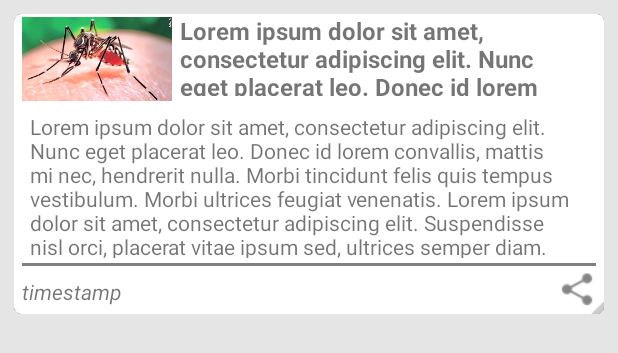
After one commit to Hongyuanli/CS3892016team4, an Android app: the layout cardview_news.xml on its own in the app's theme, with its tools: preview values and no code run, on a phone screen of 412 x 824 dp. The commit adds this screen. Shown: the top 353 px of the screen. Run offline under Robolectric (Android 15) with nearby library versions, the phone set to English and light mode, and no system bars.

Commit message:
Created a CardView for news and implemented RecyclerView for news

```diff
--- a/app/build.gradle
+++ b/app/build.gradle
@@ -26,5 +26,7 @@ dependencies {
     compile 'com.android.support:design:23.2.1'
     compile 'com.android.support:support-v4:23.2.1'
     compile 'com.android.support:cardview-v7:23.0.+'
+    compile 'com.android.support:recyclerview-v7:23.0.+'
     compile 'com.google.api-client:google-api-client:1.19.1'
+    compile 'com.squareup.picasso:picasso:2.5.2'
 }
--- /dev/null
+++ b/app/src/main/res/drawable/bottom_border.xml
@@ -0,0 +1,12 @@
+<?xml version="1.0" encoding="utf-8"?>
+<inset xmlns:android="http://schemas.android.com/apk/res/android"
+    android:insetTop="-2dp"
+    android:insetRight="-2dp"
+    android:insetLeft="-2dp">
+
+    <shape android:shape="rectangle">
+        <stroke android:width="2dp" android:color="#808080" />
+        <solid android:color="#fff" />
+    </shape>
+
+</inset>
--- /dev/null
+++ b/app/src/main/res/layout/cardview_news.xml
@@ -0,0 +1,86 @@
+<?xml version="1.0" encoding="utf-8"?>
+<LinearLayout xmlns:android="http://schemas.android.com/apk/res/android"
+    xmlns:card_view="http://schemas.android.com/apk/res-auto"
+    android:orientation="vertical"
+    android:layout_width="wrap_content"
+    android:layout_height="wrap_content">
+
+    <android.support.v7.widget.CardView
+        android:layout_width="fill_parent"
+        android:layout_height="wrap_content"
+        card_view:cardCornerRadius="5dp"
+        android:layout_marginTop="9dp"
+        android:layout_marginLeft="9dp"
+        android:layout_marginRight="9dp"
+        card_view:cardElevation="0.01dp"
+        android:layout_marginBottom="0dp">
+
+        <RelativeLayout
+            android:layout_width="match_parent"
+            android:layout_height="200dp">
+
+            <ImageView
+                android:layout_width="100dp"
+                android:layout_height="60dp"
+                android:id="@+id/news_thumbnail"
+                android:src="@drawable/aboutzika"
+                android:layout_alignParentTop="true"
+                android:layout_alignParentLeft="true"
+                android:layout_alignParentStart="true"
+                android:layout_marginLeft="5dp"/>
+
+            <TextView
+                android:layout_width="wrap_content"
+                android:layout_height="wrap_content"
+                android:text="Lorem ipsum dolor sit amet, consectetur adipiscing elit. Nunc eget placerat leo. Donec id lorem convallis, mattis mi nec, hendrerit nulla. Morbi tincidunt felis quis tempus vestibulum. Morbi ultrices feugiat venenatis. Lorem ipsum dolor sit amet, consectetur adipiscing elit. Suspendisse nisl orci, placerat vitae ipsum sed, ultrices semper diam. Curabitur tincidunt sodales tortor, placerat porttitor nisi laoreet vitae. Proin quis libero sapien. Integer luctus interdum purus, id luctus elit ultricies quis. Pellentesque habitant morbi tristique senectus et netus et malesuada fames ac turpis egestas."
+                android:id="@+id/news_title"
+                android:textStyle="bold"
+                android:textSize="16sp"
+                android:layout_marginLeft="5dp"
+                android:layout_marginBottom="5dp"
+                android:layout_marginRight="5dp"
+                android:layout_alignParentTop="true"
+                android:layout_alignParentRight="true"
+                android:layout_alignParentEnd="true"
+                android:layout_toRightOf="@+id/news_thumbnail"
+                android:layout_toEndOf="@+id/news_thumbnail"
+                android:layout_alignBottom="@+id/news_thumbnail" />
+
+            <TextView
+                android:layout_width="wrap_content"
+                android:layout_height="50dp"
+                android:text="Lorem ipsum dolor sit amet, consectetur adipiscing elit. Nunc eget placerat leo. Donec id lorem convallis, mattis mi nec, hendrerit nulla. Morbi tincidunt felis quis tempus vestibulum. Morbi ultrices feugiat venenatis. Lorem ipsum dolor sit amet, consectetur adipiscing elit. Suspendisse nisl orci, placerat vitae ipsum sed, ultrices semper diam. Curabitur tincidunt sodales tortor, placerat porttitor nisi laoreet vitae. Proin quis libero sapien. Integer luctus interdum purus, id luctus elit ultricies quis. Pellentesque habitant morbi tristique senectus et netus et malesuada fames ac turpis egestas."
+                android:id="@+id/news_text"
+                android:layout_alignParentLeft="true"
+                android:layout_alignParentStart="true"
+                android:background="@drawable/bottom_border"
+                android:padding="5dp"
+                android:layout_marginRight="5dp"
+                android:layout_marginLeft="5dp"
+                android:layout_marginBottom="2dp"
+                android:layout_above="@+id/news_timestamp"
+                android:layout_below="@+id/news_thumbnail" />
+
+            <ImageView
+                android:src="@drawable/ic_menu_share_holo_light"
+                android:layout_width="wrap_content"
+                android:layout_height="wrap_content"
+                android:id="@+id/news_share"
+                android:layout_alignParentBottom="true"
+                android:layout_alignParentRight="true"
+                android:layout_alignParentEnd="true"/>
+
+            <TextView
+                android:layout_width="wrap_content"
+                android:layout_height="wrap_content"
+                android:textStyle="italic"
+                android:layout_margin="5dp"
+                android:text="timestamp"
+                android:id="@+id/news_timestamp"
+                android:layout_alignBottom="@+id/news_share"
+                android:layout_alignParentLeft="true"
+                android:layout_alignParentStart="true" />
+
+        </RelativeLayout>
+    </android.support.v7.widget.CardView>
+</LinearLayout>
```
Also changed, not shown: app/src/main/java/org/zikalert/NewsAdapter.java (added, +69 -0 lines), app/src/main/java/org/zikalert/fragments/NewsFragment.java (+50 -5 lines), app/src/main/res/layout/fragment_news.xml (+7 -66 lines), app/src/main/res/drawable/ic_menu_share_holo_light.png (added).
